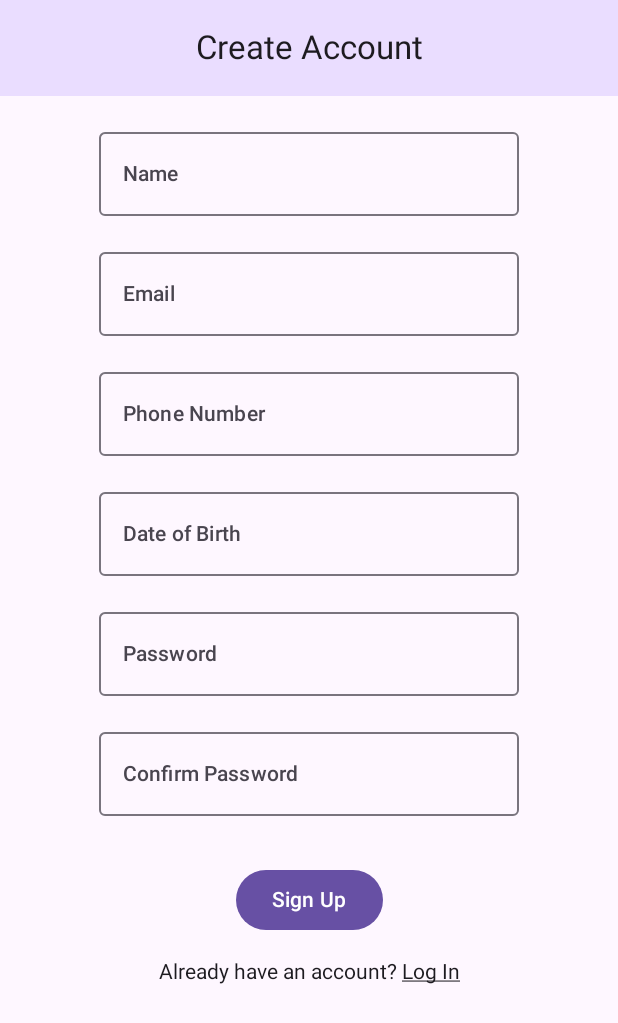
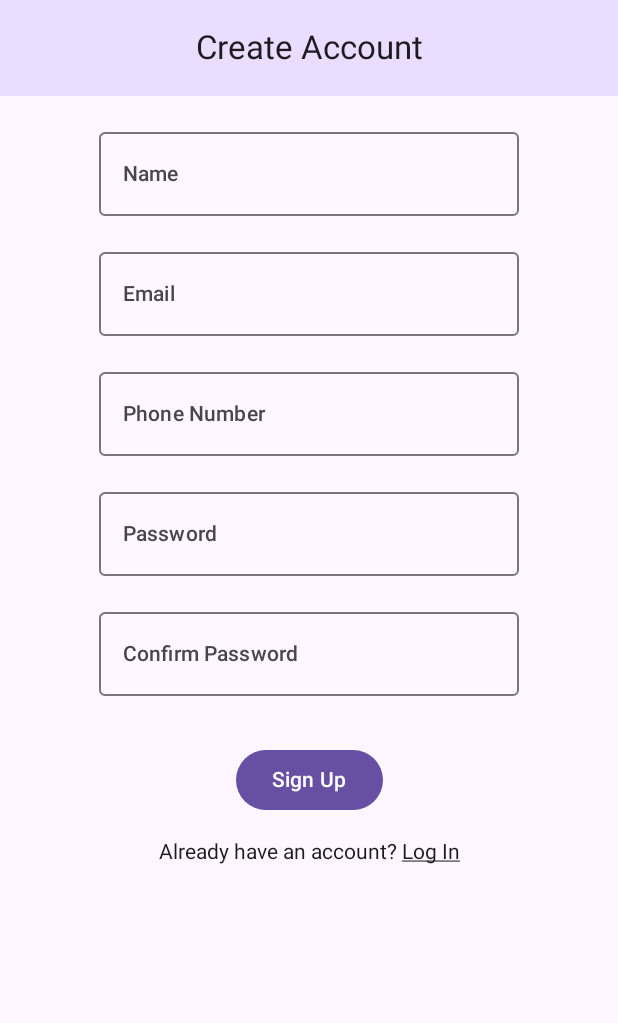
Before and after one commit to clerisy47/BiteSmart, an Android app built with Jetpack Compose: the @Preview function SignUpScreenPreview, on a phone screen of 412 x 824 dp. Shown: the top 1023 px of the screen. Run offline under Robolectric (Android 15) with nearby library versions, the phone set to English and light mode, and no system bars.

Commit message:
sign up screen updated

```diff
--- a/Frontend/app/src/main/java/com/app/bitesmart/screens/SignUpScreen.kt
+++ b/Frontend/app/src/main/java/com/app/bitesmart/screens/SignUpScreen.kt
@@ -34,7 +34,6 @@ fun SignUpScreen(modifier: Modifier = Modifier, navController: NavController) {
     val name = remember { mutableStateOf("") }
     val email = remember { mutableStateOf("") }
     val phoneNumber = remember { mutableStateOf("") }
-    val dob = remember { mutableStateOf("") }
     val password = remember { mutableStateOf("") }
     val confirmPassword = remember { mutableStateOf("") }
 
@@ -53,7 +52,6 @@ fun SignUpScreen(modifier: Modifier = Modifier, navController: NavController) {
                 CustomTextField(label = "Name", textState = name)
                 CustomTextField(label = "Email", textState = email)
                 CustomTextField(label = "Phone Number", textState = phoneNumber)
-                CustomTextField(label = "Date of Birth", textState = dob)
                 CustomTextField(label = "Password", textState = password)
                 CustomTextField(label = "Confirm Password", textState = confirmPassword)
                 Spacer(Modifier.width(8.dp))
```
